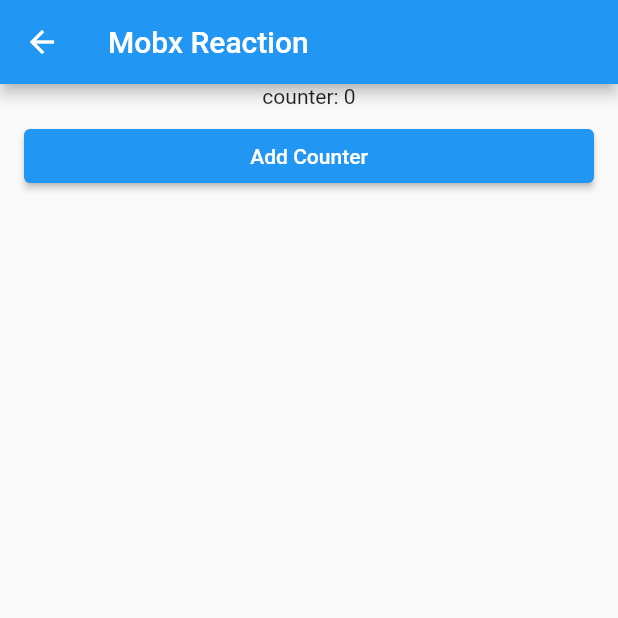
After one commit to perdiatmaja/flutter-demo, a Flutter app: the MobxMenuScreen screen opened by its route, after a tap on "Reaction", on a phone screen of 412 x 824 dp, the top half of it. The commit adds this screen. Run offline on Flutter 3.47's test engine with Material 2 defaults, Android fonts, the phone set to English and light mode, and no system bars; our stand-ins replace flutter_dotenv, flutter_mobx, mobx; generated files the repository leaves out were written again.

Commit message:
Add new non widget observer menu for mobx

```diff
--- a/lib/router/app_router.dart
+++ b/lib/router/app_router.dart
@@ -1,8 +1,12 @@
 import 'package:atmaja_flutter_demo/widget/mainmenu_screen.dart';
 import 'package:atmaja_flutter_demo/widget/navigator/navigator_menu_screen.dart';
 import 'package:atmaja_flutter_demo/widget/navigator/navigator_push.dart';
+import 'package:atmaja_flutter_demo/widget/state/mobx/mobx_autorun_screen.dart';
+import 'package:atmaja_flutter_demo/widget/state/mobx/mobx_menu_screen.dart';
+import 'package:atmaja_flutter_demo/widget/state/mobx/mobx_reaction_screen.dart';
+import 'package:atmaja_flutter_demo/widget/state/mobx/mobx_when_screen.dart';
 import 'package:atmaja_flutter_demo/widget/state/state_menu_screen.dart';
-import 'package:atmaja_flutter_demo/widget/state/state_mobx_screen.dart';
+import 'package:atmaja_flutter_demo/widget/state/mobx/mobx_widget_screen.dart';
 import 'package:atmaja_flutter_demo/widget/state/state_vanila_screen.dart';
 import 'package:flutter/material.dart';
 
@@ -23,6 +27,14 @@
   static const String STATE_VANILA = "$STATE/vanila";
   // ignore: constant_identifier_names
   static const String STATE_MOBX = "$STATE/mobx";
+  // ignore: constant_identifier_names
+  static const String STATE_MOBX_WIDGET = "$STATE_MOBX/widget";
+  // ignore: constant_identifier_names
+  static const String STATE_MOBX_AUTORUN = "$STATE_MOBX/autorun";
+  // ignore: constant_identifier_names
+  static const String STATE_MOBX_REACTION = "$STATE_MOBX/reaction";
+  // ignore: constant_identifier_names
+  static const String STATE_MOBX_WHEN = "$STATE_MOBX/when";
 
   static generateRoute() => <String, WidgetBuilder>{
         HOME: (_) => const MainmenuScreen(),
@@ -30,6 +42,10 @@
         NAVIGATOR_PUSH: (_) => const NavigatorPush(),
         STATE: (_) => const StateMenuScreen(),
         STATE_VANILA: (_) => const StateVanilaScreen(),
-        STATE_MOBX: (_) => const StateMobxScreen()
+        STATE_MOBX: (_) => const MobxMenuScreen(),
+        STATE_MOBX_WIDGET: (_) => MobxWidgetScreen(),
+        STATE_MOBX_AUTORUN: (_) => MobxAutorunScreen(),
+        STATE_MOBX_REACTION: (_) => MobxReactionScreen(),
+        STATE_MOBX_WHEN: (_) => MobxWhenScreen(),
       };
 }
--- /dev/null
+++ b/lib/widget/state/mobx/mobx_menu_screen.dart
@@ -0,0 +1,49 @@
+import 'package:atmaja_flutter_demo/router/app_router.dart';
+import 'package:flutter/material.dart';
+
+class MobxMenuScreen extends StatelessWidget {
+  const MobxMenuScreen({Key? key}) : super(key: key);
+
+  @override
+  Widget build(BuildContext context) => Scaffold(
+        appBar: AppBar(
+          title: const Text("Mobx Demo"),
+        ),
+        body: _createMenuWidget(context),
+      );
+
+  _createMenuWidget(BuildContext context) => Column(
+        children: [
+          _createButton(
+              context,
+              "Widget Reaction",
+              () =>
+                  Navigator.of(context).pushNamed(AppRouter.STATE_MOBX_WIDGET)),
+          _createButton(
+              context,
+              "Autorun",
+              () => Navigator.of(context)
+                  .pushNamed(AppRouter.STATE_MOBX_AUTORUN)),
+          _createButton(
+              context,
+              "Reaction",
+              () => Navigator.of(context)
+                  .pushNamed(AppRouter.STATE_MOBX_REACTION)),
+          _createButton(context, "When",
+              () => Navigator.of(context).pushNamed(AppRouter.STATE_MOBX_WHEN))
+        ],
+      );
+
+  _createButton(
+          BuildContext context, String buttonName, Function() onPressed) =>
+      Container(
+        padding: const EdgeInsets.symmetric(horizontal: 16, vertical: 8),
+        width: MediaQuery.of(context).size.width,
+        child: ElevatedButton(
+            onPressed: onPressed,
+            child: Padding(
+              padding: const EdgeInsets.symmetric(vertical: 8),
+              child: Text(buttonName),
+            )),
+      );
+}
--- /dev/null
+++ b/lib/widget/state/mobx/mobx_reaction_screen.dart
@@ -0,0 +1,46 @@
+import 'package:atmaja_flutter_demo/store/counter_store.dart';
+import 'package:flutter/material.dart';
+import 'package:flutter_mobx/flutter_mobx.dart';
+import 'package:mobx/mobx.dart';
+
+class MobxReactionScreen extends StatelessWidget {
+  final _store = CounterStore();
+
+  MobxReactionScreen({Key? key}) : super(key: key);
+
+  @override
+  Widget build(BuildContext context) {
+    reaction((_) => _store.counter, (int newValue) {
+      if (newValue == 0 || newValue >= 5) {
+        print(_store.counter);
+      }
+    });
+
+    return Scaffold(
+      appBar: AppBar(
+        title: const Text("Mobx Reaction"),
+      ),
+      body: _createMenuWidget(context),
+    );
+  }
+
+  _createMenuWidget(BuildContext context) => Column(
+        children: [
+          Observer(builder: (_) => Text("counter: ${_store.counter}")),
+          _createButton(context, "Add Counter", () => _store.increment())
+        ],
+      );
+
+  _createButton(
+          BuildContext context, String buttonName, Function() onPressed) =>
+      Container(
+        padding: const EdgeInsets.symmetric(horizontal: 16, vertical: 8),
+        width: MediaQuery.of(context).size.width,
+        child: ElevatedButton(
+            onPressed: onPressed,
+            child: Padding(
+              padding: const EdgeInsets.symmetric(vertical: 8),
+              child: Text(buttonName),
+            )),
+      );
+}
```
Also changed, not shown: lib/widget/state/mobx/mobx_autorun_screen.dart (added, +46 -0 lines), lib/widget/state/mobx/mobx_when_screen.dart (added, +42 -0 lines), lib/widget/state/mobx/mobx_widget_screen.dart (renamed from lib/widget/state/state_mobx_screen.dart, +21 -18 lines).
